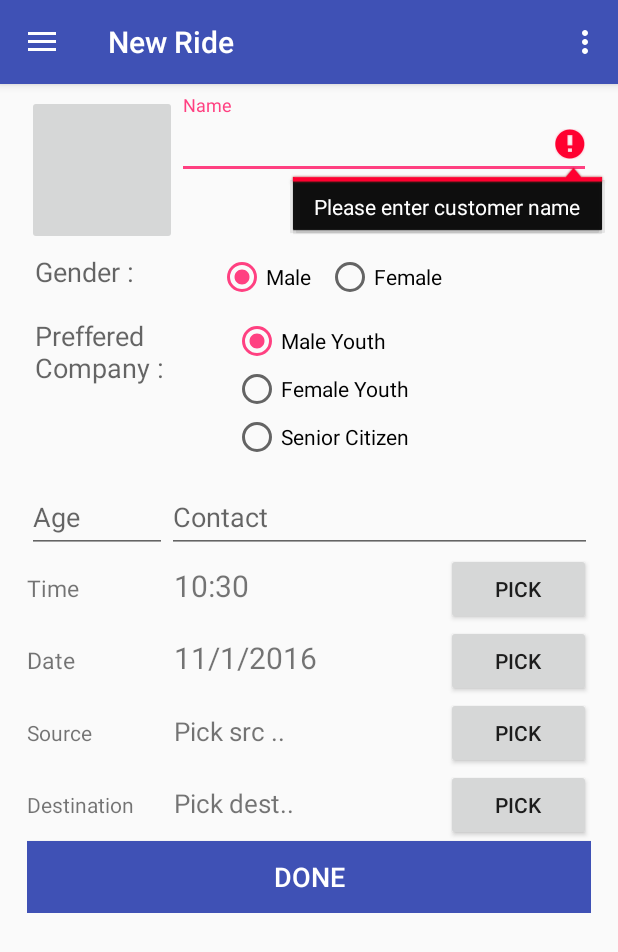
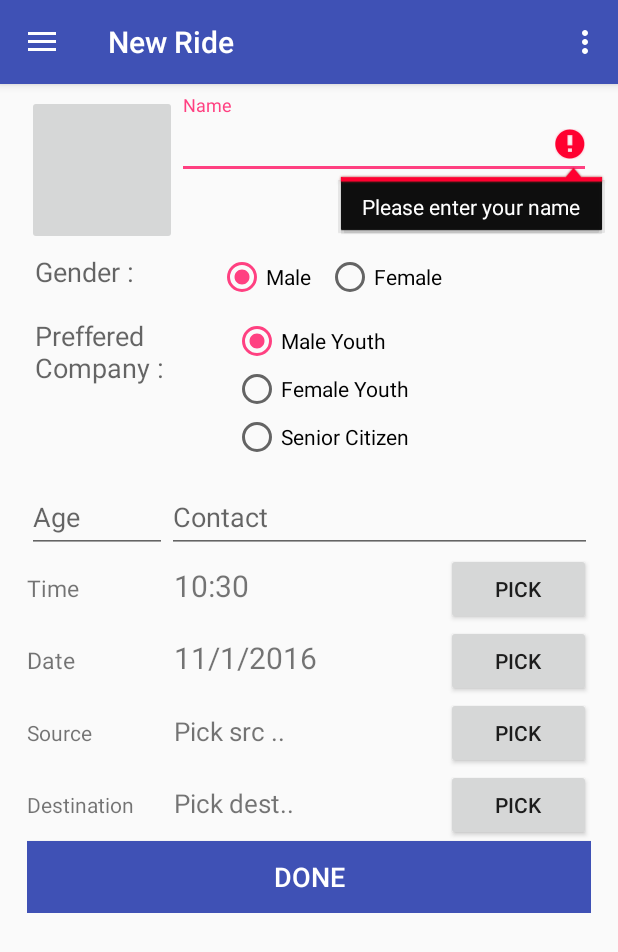
Before and after one commit to harjot-oberai/hitchMyRide, an Android app: the newRide screen opened directly, with no data from a screen before it, after a tap on an icon or button, on a phone screen of 412 x 824 dp. Shown: the top 952 px of the screen. Run offline under Robolectric (Android 15) with nearby library versions, the phone set to English and light mode, and no system bars.

```diff
--- a/app/src/main/java/com/example/harjot/HitchMyRide/ContactAdapter.java
+++ b/app/src/main/java/com/example/harjot/HitchMyRide/ContactAdapter.java
@@ -89,8 +89,7 @@ public class ContactAdapter extends RecyclerView.Adapter<ContactAdapter.ContactV
             //Pair<View,String> p1=Pair.create(view.findViewById(R.id.txt_name_c),"qwerty");
             Pair<View, String> p2 = Pair.create(view.findViewById(R.id.cardView), "qwerty2");
 
-            ActivityOptionsCompat options = ActivityOptionsCompat.makeSceneTransitionAnimation(mAct, p2);
-            //Start the Intent
+            ActivityOptionsCompat options = ActivityOptionsCompat.makeSceneTransitionAnimation(mAct,p2);
             ActivityCompat.startActivity(mAct, intent, options.toBundle());
             //mAct.startActivity(intent);
 
--- a/app/src/main/java/com/example/harjot/HitchMyRide/MainActivity.java
+++ b/app/src/main/java/com/example/harjot/HitchMyRide/MainActivity.java
@@ -75,7 +75,7 @@ public class MainActivity extends AppCompatActivity
     @Override
     protected void onCreate(Bundle savedInstanceState) {
         super.onCreate(savedInstanceState);
-        Toast.makeText(getBaseContext(), String.valueOf(10), Toast.LENGTH_SHORT).show();
+        //Toast.makeText(getBaseContext(), String.valueOf(10), Toast.LENGTH_SHORT).show();
         int currentapiVersion = android.os.Build.VERSION.SDK_INT;
         if (currentapiVersion >= android.os.Build.VERSION_CODES.LOLLIPOP) {
             setUpAnimation();
@@ -86,7 +86,7 @@ public class MainActivity extends AppCompatActivity
         if (sets != null) {
             num = sets.getInt("num", num);
         }
-        Toast.makeText(getBaseContext(), String.valueOf(30), Toast.LENGTH_SHORT).show();
+        //Toast.makeText(getBaseContext(), String.valueOf(30), Toast.LENGTH_SHORT).show();
         setContentView(R.layout.activity_main);
         btn1 = (Button) findViewById(R.id.button);
         btn2 = (Button) findViewById(R.id.button2);
--- a/app/src/main/java/com/example/harjot/HitchMyRide/View_ride.java
+++ b/app/src/main/java/com/example/harjot/HitchMyRide/View_ride.java
@@ -5,6 +5,7 @@ import android.content.Intent;
 import android.graphics.Color;
 import android.net.Uri;
 import android.os.Build;
+import android.os.Handler;
 import android.support.v4.app.FragmentActivity;
 import android.os.Bundle;
 import android.view.View;
@@ -87,7 +88,8 @@ public class View_ride extends FragmentActivity implements OnMapReadyCallback {
         // Obtain the SupportMapFragment and get notified when the map is ready to be used.
         MapFragment mapFragment = (MapFragment) getFragmentManager()
                 .findFragmentById(R.id.map);
-        mapFragment.getMapAsync(this);
+        mapFragment.getMapAsync(View_ride.this);
+
         call_btn.setOnClickListener(
                 new View.OnClickListener() {
                     @Override
--- a/app/src/main/java/com/example/harjot/HitchMyRide/newRide.java
+++ b/app/src/main/java/com/example/harjot/HitchMyRide/newRide.java
@@ -214,7 +214,7 @@ public class newRide extends AppCompatActivity
             // Start activity to choose or take a picture.
             startActivityForResult(chooserIntent, 3);
         } else {
-            name.setError("Please enter customer name");
+            name.setError("Please enter your name");
         }
     }
 
```
